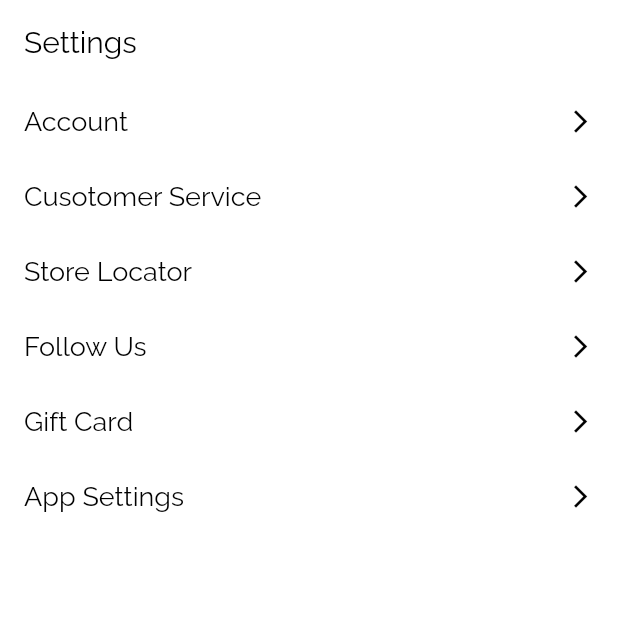
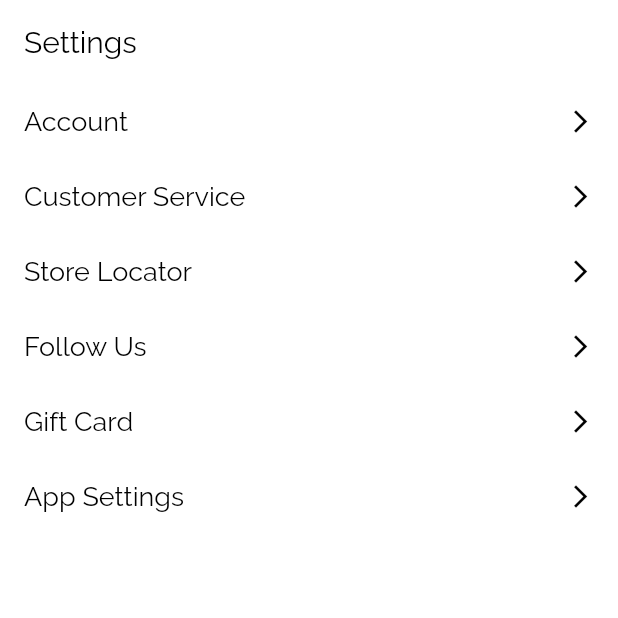
Before and after one commit to xamata/flutter_GraphQL_test, a Flutter app: the screen it shows after launch, item 5 of the bottom bar chosen, on a phone screen of 412 x 824 dp, the top half of it. Run offline on Flutter 3.47's test engine with Material 2 defaults, Android fonts, the phone set to English and light mode, and no system bars; our stand-ins replace email_validator, graphql_flutter; network calls fail.

Commit message:
fixed typo in settingsPage()

```diff
--- a/lib/settings_page.dart
+++ b/lib/settings_page.dart
@@ -72,7 +72,7 @@ class _SettingsPageState extends State<SettingsPage> {
         child: Row(
           children: const [
             Text(
-              "Cusotomer Service",
+              "Customer Service",
               style: TextStyle(fontSize: 18, color: Colors.black),
             ),
             Spacer(),
```
